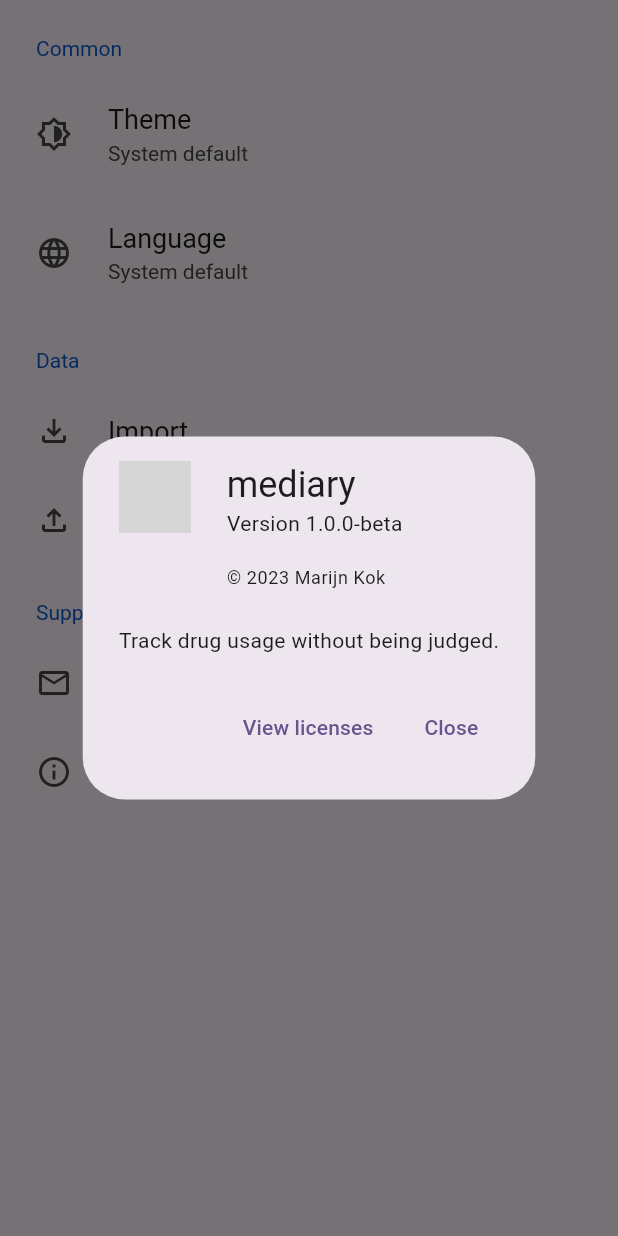
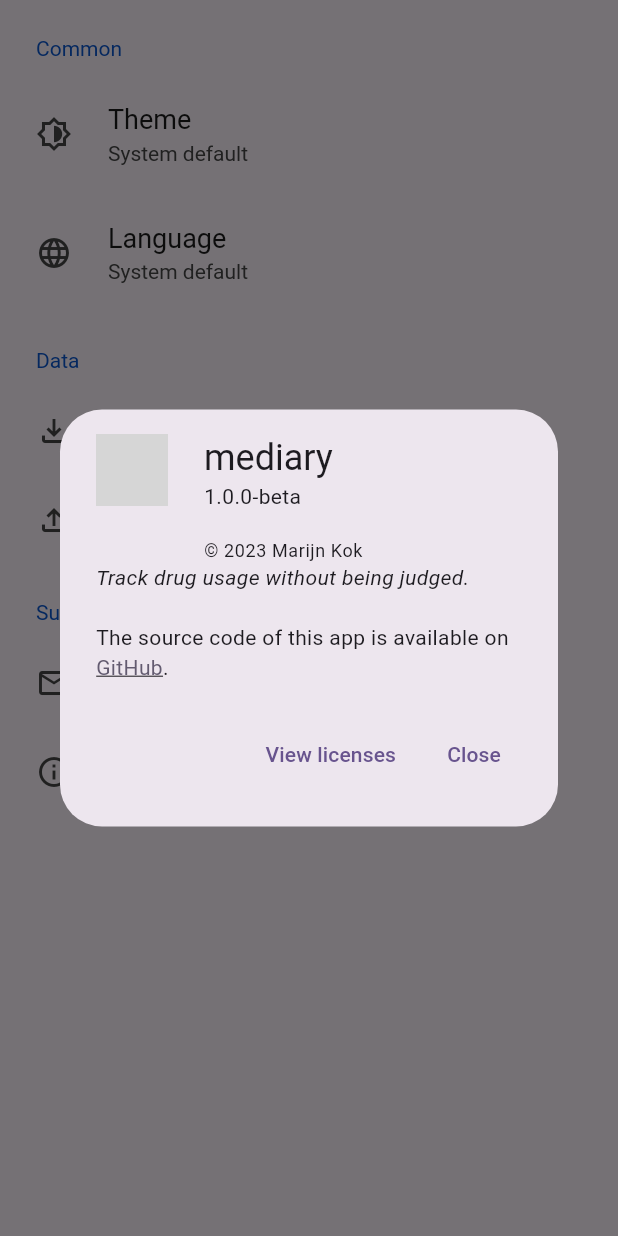
Before and after one commit to 2zqa/mediary, a Flutter app: the SettingsView widget shown alone on an empty page, opened directly, after a tap on "About the app", on a phone screen of 412 x 824 dp. Run offline on Flutter 3.47's test engine with Material 2 defaults, Android fonts, the phone set to English and light mode, and no system bars; drawn by our look-alikes of settings_ui; our stand-ins replace calendar_view, flutter_localized_locales, flutter_riverpod, grouped_list, package_info_plus, shared_preferences and 1 more; accounts and stored records are empty; generated files the repository leaves out were written again; statements that could not run were skipped; grey boxes are pictures that could not be loaded.

Commit message:
Remove appversion label, add source code info

```diff
--- a/lib/globals/constants.dart
+++ b/lib/globals/constants.dart
@@ -3,4 +3,8 @@
     scheme: 'mailto',
     path: 'mediary@mshkok.mozmail.com',
   );
+  static final Uri sourceCodeUrl = Uri.https(
+    'github.com',
+    '/2zqa/mediary',
+  );
 }
--- a/lib/l10n/app_en.arb
+++ b/lib/l10n/app_en.arb
@@ -141,14 +141,9 @@
   "@appDescription": {
     "description": "Description of the app, shown in the about dialog"
   },
-  "appVersion": "Version {version}",
-  "@appVersion": {
-    "description": "Version of the app, shown in the about dialog",
-    "placeholders": {
-      "version": {
-        "description": "The version number of the app"
-      }
-    }
+  "sourceCodeInfo": "The source code of this app is available on GitHub.",
+  "@sourceCodeInfo": {
+    "description": "Version of the app, shown in the about dialog. Must contain the word \"GitHub\", case sensitive, as it will be replaced with a link to the GitHub repository"
   },
   "aboutViewTitle": "About the app",
   "@aboutViewTitle": {
--- a/lib/l10n/app_nl.arb
+++ b/lib/l10n/app_nl.arb
@@ -30,7 +30,7 @@
   "settingsViewImportDrugsFieldTitle": "Importeren",
   "settingsViewExportDrugsFieldTitle": "Exporteren",
   "appDescription": "Houd drugsgebruik bij zonder veroordeeld te worden.",
-  "appVersion": "Versie {version}",
+  "sourceCodeInfo": "De broncode van deze app is beschikbaar op GitHub.",
   "aboutViewTitle": "Over de app",
   "settingsViewReportBugFieldTitle": "Meld een fout",
   "reportBugDialogDescription": "Oh nee, ben je een fout tegengekomen? Laat het met weten en ik zal het proberen op te lossen. Druk op de {send}-knop om een e-mail te schrijven.\n\nVoeg alsjeblieft een beschrijving toe van de fout, en de stappen om deze te reproduceren. Dankjewel!",
--- a/lib/routes/settings/settings.dart
+++ b/lib/routes/settings/settings.dart
@@ -12,6 +12,7 @@
 import '../../providers/package_info_provider.dart';
 import '../../providers/settings_provider.dart';
 import '../../util/radio_button_dialog.dart';
+import '../../widgets/link_text.dart';
 
 const double optionWidth = 175.0;
 
@@ -68,7 +69,7 @@
         showAboutDialog(
           context: context,
           applicationName: packageInfo.appName,
-          applicationVersion: localizations.appVersion(packageInfo.version),
+          applicationVersion: packageInfo.version,
           applicationIcon: Image.asset(
             'android/app/src/main/res/mipmap-xxhdpi/ic_launcher.webp',
             width: 48,
@@ -78,8 +79,13 @@
           applicationLegalese: "© ${DateTime.now().year} Marijn Kok",
 
           children: [
-            const SizedBox(height: 24),
-            Text(localizations.appDescription),
+            Text("${localizations.appDescription}\n",
+                style: const TextStyle(fontStyle: FontStyle.italic)),
+            LinkText(
+              localizations.sourceCodeInfo,
+              uriText: "GitHub",
+              uri: Constants.sourceCodeUrl,
+            ),
           ],
         );
       },
```
Also changed, not shown: 1 other file.
